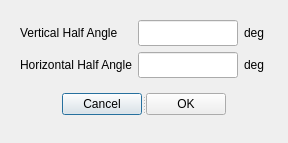
First picture: the form in sta-src/Coverage/ConeShape.ui, repository Dwarf-Planet-Project/SpaceDesignTool, before the edit.
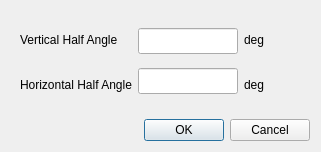
Second picture: the form after the edit.

Commit message: Patching GUI files for the coverage module

The edit to the form file:
```diff
--- a/sta-src/Coverage/ConeShape.ui
+++ b/sta-src/Coverage/ConeShape.ui
@@ -6,10 +6,22 @@
    <rect>
     <x>0</x>
     <y>0</y>
-    <width>288</width>
-    <height>143</height>
+    <width>321</width>
+    <height>152</height>
    </rect>
   </property>
+  <property name="minimumSize">
+   <size>
+    <width>321</width>
+    <height>0</height>
+   </size>
+  </property>
+  <property name="maximumSize">
+   <size>
+    <width>321</width>
+    <height>152</height>
+   </size>
+  </property>
   <property name="windowTitle">
    <string>Cone Properties</string>
   </property>
@@ -189,51 +201,11 @@
         </spacer>
        </item>
        <item>
-        <layout class="QVBoxLayout" name="verticalLayout_2">
-         <item>
-          <widget class="QSplitter" name="splitter">
-           <property name="orientation">
-            <enum>Qt::Horizontal</enum>
-           </property>
-           <widget class="QPushButton" name="CancelButton">
-            <property name="text">
-             <string>Cancel</string>
-            </property>
-           </widget>
-           <widget class="QPushButton" name="OkButton">
-            <property name="text">
-             <string>OK</string>
-            </property>
-           </widget>
-          </widget>
-         </item>
-         <item>
-          <spacer name="verticalSpacer_2">
-           <property name="orientation">
-            <enum>Qt::Vertical</enum>
-           </property>
-           <property name="sizeHint" stdset="0">
-            <size>
-             <width>20</width>
-             <height>40</height>
-            </size>
-           </property>
-          </spacer>
-         </item>
-        </layout>
-       </item>
-       <item>
-        <spacer name="horizontalSpacer_2">
-         <property name="orientation">
-          <enum>Qt::Horizontal</enum>
+        <widget class="QDialogButtonBox" name="buttonBox">
+         <property name="standardButtons">
+          <set>QDialogButtonBox::Cancel|QDialogButtonBox::Ok</set>
          </property>
-         <property name="sizeHint" stdset="0">
-          <size>
-           <width>40</width>
-           <height>20</height>
-          </size>
-         </property>
-        </spacer>
+        </widget>
        </item>
       </layout>
      </item>
```
Left out of the diff: 30 changed lines with no effect on the pictures. The commit also changes 3 other files.
